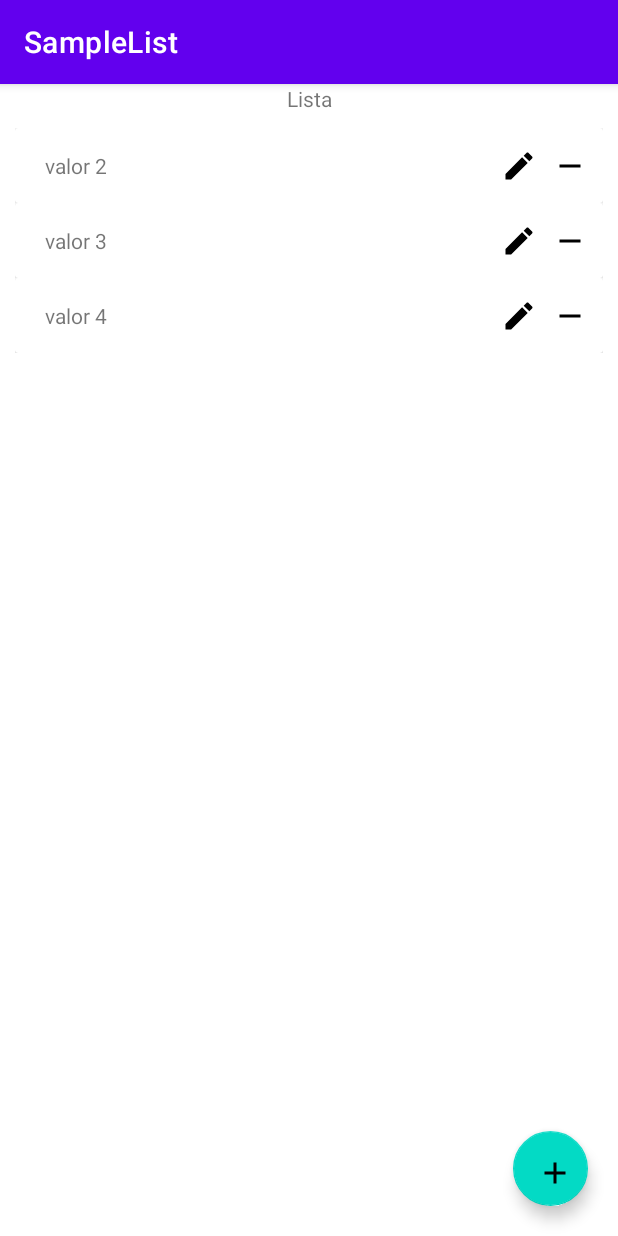
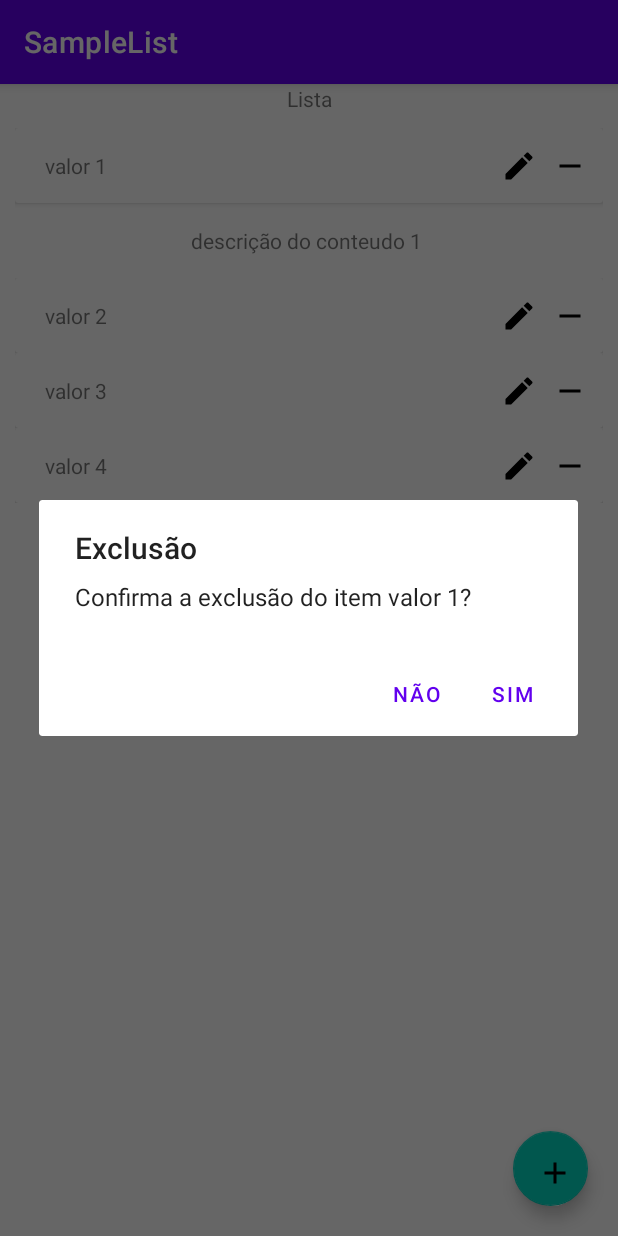
Before and after one commit to Sid-srn/fiap-2tjdr-2022, an Android app: the screen it shows after launch (MainActivity), after a tap on an icon or button, on a phone screen of 412 x 824 dp. Run offline under Robolectric (Android 15) with nearby library versions, the phone set to English and light mode, and no system bars; 2 other taps on this screen came first.

Commit message:
aula 22-09

```diff
--- a/SampleList- Insert - Delete/app/src/main/java/com/example/samplelist/Constants.kt
+++ b/SampleList- Insert - Delete/app/src/main/java/com/example/samplelist/Constants.kt
@@ -3,4 +3,7 @@ package com.example.samplelist
 object Constants {
     const val ITEM_EXTRA = "ITEM_EXTRA"
     const val INDEX_EXTRA = "INDEX_EXTRA"
+
+    const val ITEM_EXTRA_RESULT = "ITEM_EXTRA_RESULT"
+    const val INDEX_EXTRA_RESULT = "INDEX_EXTRA_RESULT"
 }
--- a/SampleList- Insert - Delete/app/src/main/java/com/example/samplelist/ICrudItem.kt
+++ b/SampleList- Insert - Delete/app/src/main/java/com/example/samplelist/ICrudItem.kt
@@ -3,7 +3,7 @@ package com.example.samplelist
 import com.example.samplelist.model.ItemObject
 
 interface ICrudItem {
-    fun AddItem(item: ItemObject)
+    fun AddItem()
     fun ExcludeItem(item: ItemObject)
     fun EditItem(item: ItemObject, index: Int)
 }
--- a/SampleList- Insert - Delete/app/src/main/java/com/example/samplelist/ListeItemAdapter.kt
+++ b/SampleList- Insert - Delete/app/src/main/java/com/example/samplelist/ListeItemAdapter.kt
@@ -1,18 +1,22 @@
 package com.example.samplelist
 
 import android.view.LayoutInflater
+import android.view.View
 import android.view.ViewGroup
 import androidx.recyclerview.widget.RecyclerView
 import com.example.samplelist.databinding.ItemCellBinding
 import com.example.samplelist.model.ItemObject
 
-class ListeItemAdapter(val delegate: ICrudItem) : RecyclerView.Adapter<ListeItemAdapter.ItemHolder>() {
+class ListeItemAdapter(val delegate: ICrudItem) :
+    RecyclerView.Adapter<ListeItemAdapter.ItemHolder>() {
 
     private val items: MutableList<ItemObject> = mutableListOf()
 
     class ItemHolder(val itemCell: ItemCellBinding) : RecyclerView.ViewHolder(itemCell.root) {
         fun bind(itemObject: ItemObject) {
             itemCell.textViewTextoItem.text = itemObject.textoItem
+            itemCell.txtDetalhe.text = itemObject.detailItem
+            itemCell.detailView.visibility = if (itemObject.isVisible) View.VISIBLE else View.GONE
         }
     }
 
@@ -25,10 +29,15 @@ class ListeItemAdapter(val delegate: ICrudItem) : RecyclerView.Adapter<ListeItem
     override fun onBindViewHolder(holder: ItemHolder, position: Int) {
         holder.bind(items[position])
         holder.itemCell.removeItemBtn.setOnClickListener() {
-            removeListItem(items[position])
+            //removeListItem(items[position])
+            delegate.ExcludeItem(items[position])
         }
         holder.itemCell.editItemBtn.setOnClickListener {
             delegate.EditItem(items[position], position)
+        }
+        holder.itemCell.cardView.setOnClickListener {
+            items[position].isVisible = !items[position].isVisible
+            notifyItemChanged(position)
         }
     }
 
--- a/SampleList- Insert - Delete/app/src/main/java/com/example/samplelist/MainActivity.kt
+++ b/SampleList- Insert - Delete/app/src/main/java/com/example/samplelist/MainActivity.kt
@@ -1,12 +1,18 @@
 package com.example.samplelist
 
+import android.app.Activity
+import android.app.AlertDialog
 import android.content.Intent
 import androidx.appcompat.app.AppCompatActivity
 import android.os.Bundle
+import androidx.activity.result.ActivityResult
+import androidx.activity.result.contract.ActivityResultContracts
 import androidx.recyclerview.widget.LinearLayoutManager
 import androidx.recyclerview.widget.RecyclerView
 import com.example.samplelist.Constants.INDEX_EXTRA
+import com.example.samplelist.Constants.INDEX_EXTRA_RESULT
 import com.example.samplelist.Constants.ITEM_EXTRA
+import com.example.samplelist.Constants.ITEM_EXTRA_RESULT
 import com.example.samplelist.databinding.ActivityMainBinding
 import com.example.samplelist.model.ItemObject
 
@@ -23,9 +29,15 @@ class MainActivity : AppCompatActivity(), ICrudItem {
 
         criaRecycler()
 
-        dataBind.addItem.setOnClickListener(){
-            listeItemAdapter.AddListItem(ItemObject("valor auto$count", "Descrição conteudo gerado auto$count"))
-            count++
+        dataBind.addItem.setOnClickListener() {
+            /*listeItemAdapter.AddListItem(
+                ItemObject(
+                    "valor auto$count",
+                    "Descrição conteudo gerado auto$count"
+                )
+            )
+            count++*/
+            AddItem()
         }
 
     }
@@ -46,18 +58,49 @@ class MainActivity : AppCompatActivity(), ICrudItem {
 
     }
 
-    override fun AddItem(item: ItemObject) {
-        TODO("Not yet implemented")
+    override fun AddItem() {
+        val intent = Intent(this, EditItemActivity::class.java)
+        register.launch(intent)
     }
 
     override fun ExcludeItem(item: ItemObject) {
-        TODO("Not yet implemented")
+        val confirmDialog = AlertDialog.Builder(this)
+        confirmDialog.setTitle("Exclusão")
+        confirmDialog.setMessage("Confirma a exclusão do item "+ item.textoItem + "?")
+        confirmDialog.setPositiveButton("Sim"){_, _->
+            listeItemAdapter.removeListItem(item)
+        }
+        confirmDialog.setNegativeButton("Não"){dialog,_->
+            dialog.cancel()
+        }
+        confirmDialog.show()
     }
 
     override fun EditItem(item: ItemObject, index: Int) {
         val intent = Intent(this, EditItemActivity::class.java)
         intent.putExtra(ITEM_EXTRA, item)
         intent.putExtra(INDEX_EXTRA, index)
-        startActivity(intent)
+        register.launch(intent)
+    }
+
+    private val register = registerForActivityResult(
+        ActivityResultContracts.StartActivityForResult()
+    ) { result: ActivityResult ->
+        if(result.resultCode == Activity.RESULT_OK){
+            result.data?.let{data ->
+                if(data.hasExtra(ITEM_EXTRA_RESULT)){
+                    val itemResult = data.getParcelableExtra<ItemObject>(ITEM_EXTRA_RESULT)
+                    if(itemResult != null){
+                        val index = data.getIntExtra(INDEX_EXTRA_RESULT, -1)
+                        if(index>=0){
+                            listeItemAdapter.editListItem(itemResult, index)
+                        }else{
+                            listeItemAdapter.AddListItem(itemResult)
+                        }
+                    }
+                }
+
+            }
+        }
     }
 }
--- a/SampleList- Insert - Delete/app/src/main/java/com/example/samplelist/model/ItemObject.kt
+++ b/SampleList- Insert - Delete/app/src/main/java/com/example/samplelist/model/ItemObject.kt
@@ -4,4 +4,4 @@ import android.os.Parcelable
 import kotlinx.android.parcel.Parcelize
 
 @Parcelize
-data class ItemObject(val textoItem: String, val detailItem: String) : Parcelable
+data class ItemObject(val textoItem: String, val detailItem: String, var isVisible: Boolean = false) : Parcelable
--- a/SampleList- Insert - Delete/app/src/main/res/layout/item_cell.xml
+++ b/SampleList- Insert - Delete/app/src/main/res/layout/item_cell.xml
@@ -6,9 +6,10 @@
     android:layout_height="wrap_content">
 
     <androidx.cardview.widget.CardView
+        android:id="@+id/cardView"
         android:layout_width="match_parent"
         android:layout_height="50dp"
-        app:layout_constraintBottom_toBottomOf="parent"
+
         app:layout_constraintEnd_toEndOf="parent"
         app:layout_constraintStart_toStartOf="parent"
         app:layout_constraintTop_toTopOf="parent">
@@ -31,9 +32,9 @@
                 android:id="@+id/edit_item_btn"
                 android:layout_width="wrap_content"
                 android:layout_height="wrap_content"
+                android:layout_marginEnd="10dp"
                 android:background="@color/white"
                 android:src="@drawable/ic_edit_24"
-                android:layout_marginEnd="10dp"
                 app:layout_constraintBottom_toBottomOf="parent"
                 app:layout_constraintEnd_toStartOf="@+id/remove_item_btn"
                 app:layout_constraintTop_toTopOf="parent" />
@@ -42,9 +43,9 @@
                 android:id="@+id/remove_item_btn"
                 android:layout_width="wrap_content"
                 android:layout_height="wrap_content"
+                android:layout_marginEnd="10dp"
                 android:background="@color/white"
                 android:src="@drawable/ic_remove_24"
-                android:layout_marginEnd="10dp"
                 app:layout_constraintBottom_toBottomOf="parent"
                 app:layout_constraintEnd_toEndOf="parent"
                 app:layout_constraintTop_toTopOf="parent" />
@@ -52,4 +53,23 @@
         </androidx.constraintlayout.widget.ConstraintLayout>
     </androidx.cardview.widget.CardView>
 
+    <androidx.constraintlayout.widget.ConstraintLayout
+        android:id="@+id/detailView"
+        android:layout_width="match_parent"
+        android:layout_height="50dp"
+        app:layout_constraintEnd_toEndOf="parent"
+        app:layout_constraintStart_toStartOf="parent"
+        app:layout_constraintTop_toBottomOf="@+id/cardView">
+
+        <TextView
+            android:id="@+id/txtDetalhe"
+            android:layout_width="wrap_content"
+            android:layout_height="wrap_content"
+            android:text="Detalhe"
+            app:layout_constraintBottom_toBottomOf="parent"
+            app:layout_constraintEnd_toEndOf="parent"
+            app:layout_constraintStart_toStartOf="parent"
+            app:layout_constraintTop_toTopOf="parent" />
+    </androidx.constraintlayout.widget.ConstraintLayout>
+
 </androidx.constraintlayout.widget.ConstraintLayout>
```
Also changed, not shown: SampleList- Insert - Delete/app/src/main/java/com/example/samplelist/EditItemActivity.kt (+15 -0 lines).
